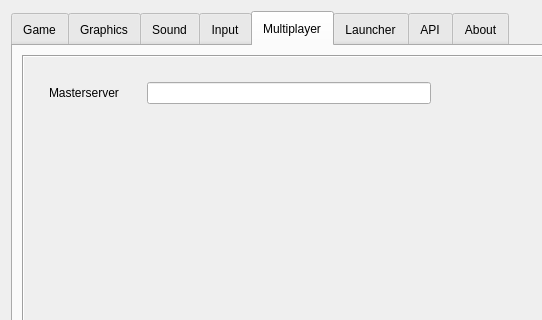
This is ui/settingsdialog.ui in dkfans/keeperfx-launcher-qt as Qt 5 draws it before an edit; both pictures show x 0 to 542 and y 0 to 320 of the 900 by 630 pixel window. The edited form follows.
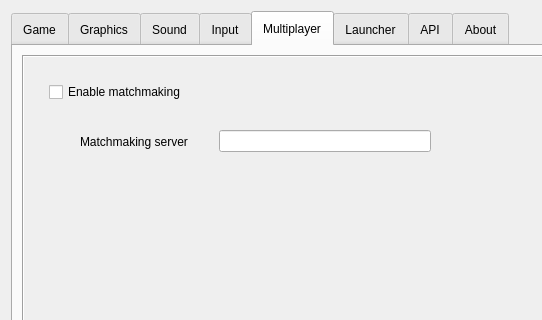
This is the edited form. The open tabs and pages were chosen to show the change. Icons and pictures are not drawn.

Commit message: add matchmaking server setting

Patch:
```diff
--- a/ui/settingsdialog.ui
+++ b/ui/settingsdialog.ui
@@ -1242,15 +1242,63 @@
               <property name="bottomMargin">
                <number>16</number>
               </property>
+              <item row="1" column="0">
+               <widget class="QLabel" name="labelMatchmakingServer">
+                <property name="styleSheet">
+                 <string notr="true">margin-left: 28px;</string>
+                </property>
+                <property name="text">
+                 <string comment="Textinput Title Label">Matchmaking server</string>
+                </property>
+               </widget>
+              </item>
               <item row="0" column="0">
-               <widget class="QLabel" name="labelMasterServer">
+               <widget class="QCheckBox" name="checkBoxMatchmaking">
                 <property name="text">
-                 <string comment="Textinput Title Label">Masterserver</string>
+                 <string comment="Checkbox Toggle">Enable matchmaking</string>
                 </property>
                </widget>
               </item>
-              <item row="0" column="1">
-               <widget class="QLineEdit" name="lineEditMasterServer"/>
+              <item row="2" column="0">
+               <spacer name="verticalSpacer_12">
+                <property name="orientation">
+                 <enum>Qt::Orientation::Vertical</enum>
+                </property>
+                <property name="sizeHint" stdset="0">
+                 <size>
+                  <width>0</width>
+                  <height>0</height>
+                 </size>
+                </property>
+               </spacer>
+              </item>
+              <item row="1" column="1">
+               <widget class="QFrame" name="frame_16">
+                <layout class="QVBoxLayout" name="verticalLayout">
+                 <property name="leftMargin">
+                  <number>0</number>
+                 </property>
+                 <property name="topMargin">
+                  <number>0</number>
+                 </property>
+                 <property name="rightMargin">
+                  <number>0</number>
+                 </property>
+                 <property name="bottomMargin">
+                  <number>0</number>
+                 </property>
+                 <item>
+                  <widget class="QLineEdit" name="lineEditMatchmakingServer"/>
+                 </item>
+                 <item>
+                  <widget class="QLabel" name="anchorMatchmakingDefaultServer">
+                   <property name="text">
+                    <string notr="true">&lt;SERVER_DEFAULT_PLACEHOLDER&gt;</string>
+                   </property>
+                  </widget>
+                 </item>
+                </layout>
+               </widget>
               </item>
              </layout>
             </widget>
```
Left out of the diff: 4 changed lines with no effect on the pictures. The commit also changes 4 other files.
